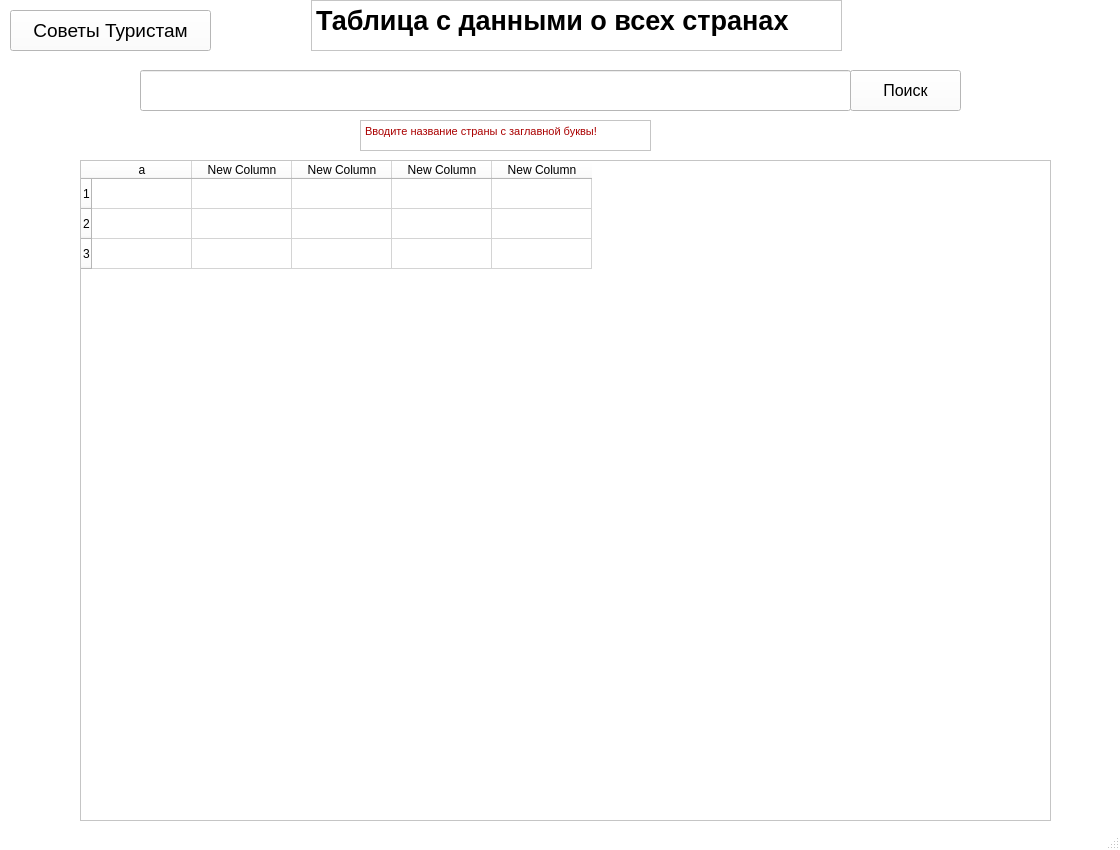
Before: the Qt Designer form tourismhelp.ui in 4ymazik/TourismAssistant, drawn with Qt 5.
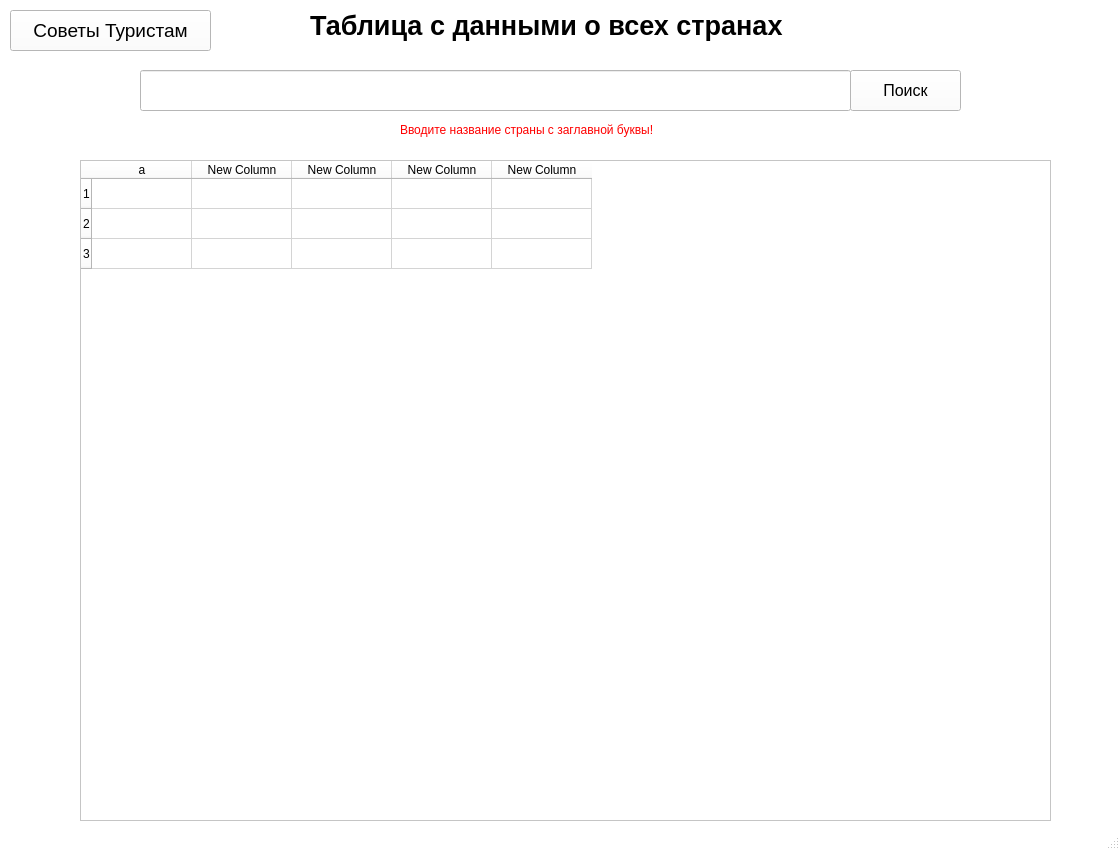
After: the same form once the commit is applied.

Commit message: добавлена подробная информация о странах и изменен дизайн

The edit to the form file:
```diff
--- a/tourismhelp.ui
+++ b/tourismhelp.ui
@@ -516,23 +516,6 @@
      <string>Поиск</string>
     </property>
    </widget>
-   <widget class="QTextBrowser" name="name">
-    <property name="geometry">
-     <rect>
-      <x>311</x>
-      <y>0</y>
-      <width>531</width>
-      <height>51</height>
-     </rect>
-    </property>
-    <property name="html">
-     <string>&lt;!DOCTYPE HTML PUBLIC &quot;-//W3C//DTD HTML 4.0//EN&quot; &quot;http://www.w3.org/TR/REC-html40/strict.dtd&quot;&gt;
-&lt;html&gt;&lt;head&gt;&lt;meta name=&quot;qrichtext&quot; content=&quot;1&quot; /&gt;&lt;style type=&quot;text/css&quot;&gt;
-p, li { white-space: pre-wrap; }
-&lt;/style&gt;&lt;/head&gt;&lt;body style=&quot; font-family:'MS Shell Dlg 2'; font-size:8.25pt; font-weight:400; font-style:normal;&quot;&gt;
-&lt;p style=&quot; margin-top:0px; margin-bottom:0px; margin-left:0px; margin-right:0px; -qt-block-indent:0; text-indent:0px;&quot;&gt;&lt;span style=&quot; font-size:20pt; font-weight:600;&quot;&gt;Таблица с данными о всех странах&lt;/span&gt;&lt;/p&gt;&lt;/body&gt;&lt;/html&gt;</string>
-    </property>
-   </widget>
    <widget class="QPushButton" name="btn_info">
     <property name="geometry">
      <rect>
@@ -551,21 +534,46 @@
      <string>Советы Туристам</string>
     </property>
    </widget>
-   <widget class="QTextBrowser" name="warning">
+   <widget class="QLabel" name="warning">
     <property name="geometry">
      <rect>
-      <x>360</x>
+      <x>400</x>
       <y>120</y>
-      <width>291</width>
-      <height>31</height>
+      <width>391</width>
+      <height>20</height>
      </rect>
     </property>
-    <property name="html">
-     <string>&lt;!DOCTYPE HTML PUBLIC &quot;-//W3C//DTD HTML 4.0//EN&quot; &quot;http://www.w3.org/TR/REC-html40/strict.dtd&quot;&gt;
-&lt;html&gt;&lt;head&gt;&lt;meta name=&quot;qrichtext&quot; content=&quot;1&quot; /&gt;&lt;style type=&quot;text/css&quot;&gt;
-p, li { white-space: pre-wrap; }
-&lt;/style&gt;&lt;/head&gt;&lt;body style=&quot; font-family:'MS Shell Dlg 2'; font-size:8.25pt; font-weight:400; font-style:normal;&quot;&gt;
-&lt;p style=&quot; margin-top:0px; margin-bottom:0px; margin-left:0px; margin-right:0px; -qt-block-indent:0; text-indent:0px;&quot;&gt;&lt;span style=&quot; color:#aa0000;&quot;&gt;Вводите название страны с заглавной буквы!&lt;/span&gt;&lt;/p&gt;&lt;/body&gt;&lt;/html&gt;</string>
+    <property name="font">
+     <font>
+      <pointsize>9</pointsize>
+      <weight>50</weight>
+      <italic>false</italic>
+      <bold>false</bold>
+      <strikeout>false</strikeout>
+     </font>
+    </property>
+    <property name="text">
+     <string>&lt;html&gt;&lt;head/&gt;&lt;body&gt;&lt;p&gt;&lt;span style=&quot; color:#ff0000;&quot;&gt;Вводите название страны с заглавной буквы!&lt;/span&gt;&lt;/p&gt;&lt;/body&gt;&lt;/html&gt;</string>
+    </property>
+   </widget>
+   <widget class="QLabel" name="label">
+    <property name="geometry">
+     <rect>
+      <x>310</x>
+      <y>0</y>
+      <width>531</width>
+      <height>51</height>
+     </rect>
+    </property>
+    <property name="font">
+     <font>
+      <pointsize>20</pointsize>
+      <weight>75</weight>
+      <bold>true</bold>
+     </font>
+    </property>
+    <property name="text">
+     <string>Таблица с данными о всех странах</string>
     </property>
    </widget>
    <zorder>search_field</zorder>
```
Left out of the diff: 2 changed lines with no effect on the pictures. The commit also changes 4 other files.
